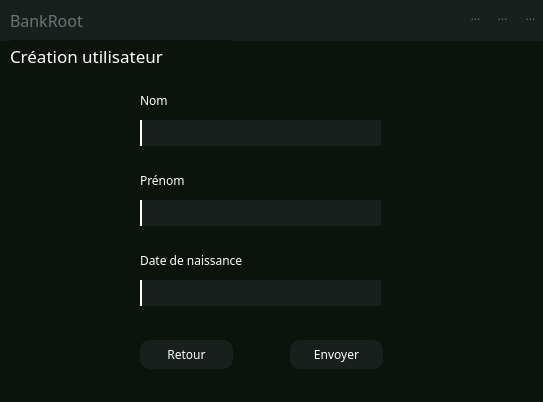
This is creer_utilisateur.ui in SparqueeZ/Bank-Root as Qt 5 draws it before an edit. The edited form follows.
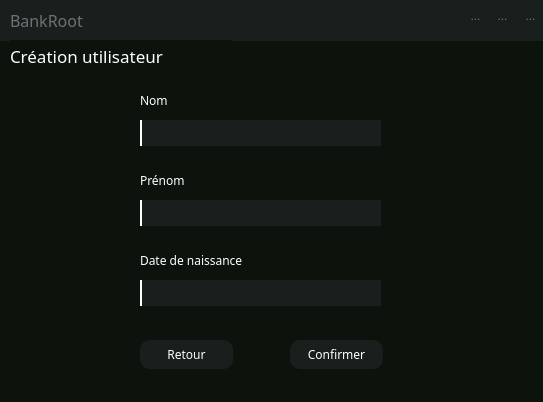
This is the edited form. Icons and pictures are not drawn.

What changed in the file:
```diff
--- a/creer_utilisateur.ui
+++ b/creer_utilisateur.ui
@@ -399,7 +399,7 @@
 </string>
    </property>
    <property name="text">
-    <string>Envoyer</string>
+    <string>Confirmer</string>
    </property>
   </widget>
  </widget>
```
Left out of the diff: 10 changed lines with no effect on the pictures.
